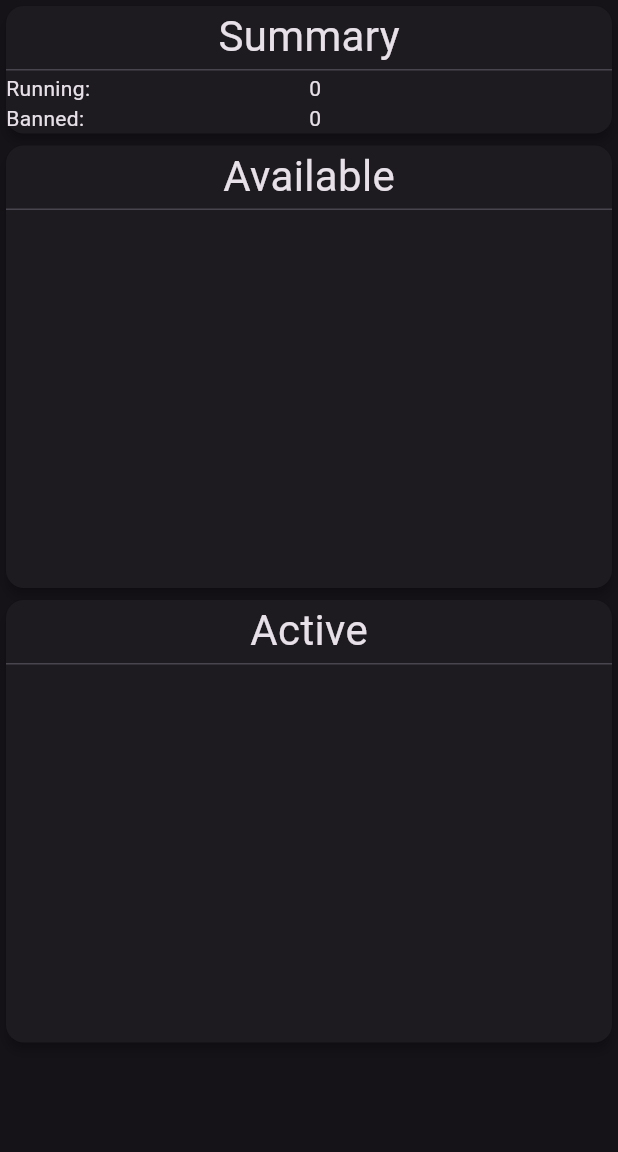
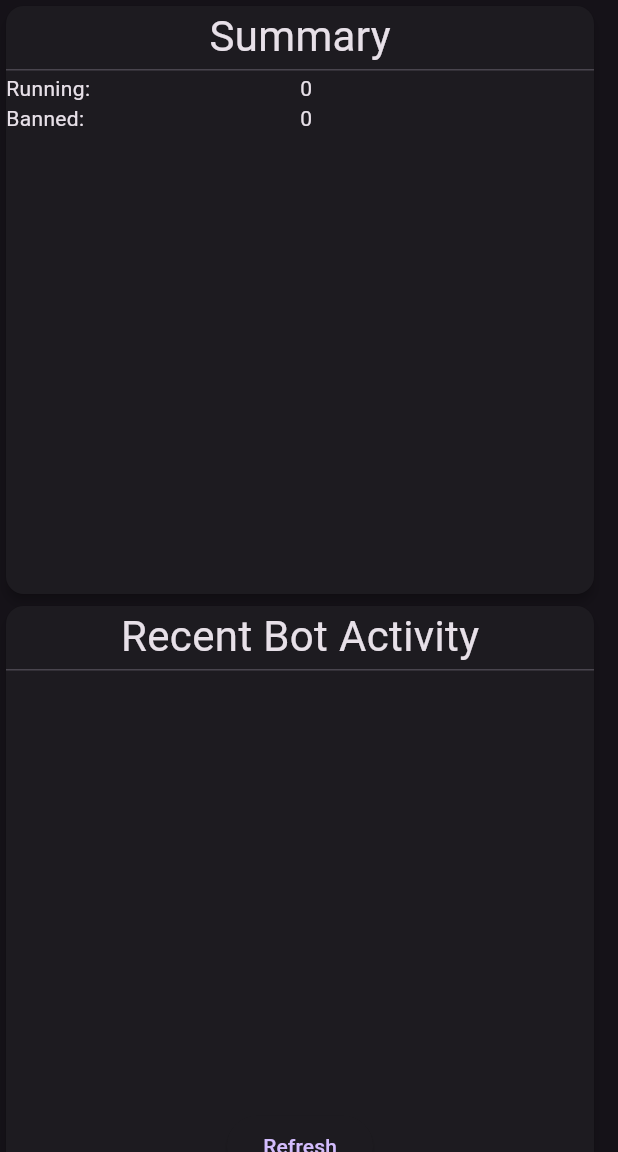
Before and after one commit to TheGreatBabushka/osrs-bot-dashboard, a Flutter app: the screen it shows after launch, on a phone screen of 412 x 824 dp, the part 84-1236 px from its top. Run offline on Flutter 3.47's test engine with Material 2 defaults, Android fonts, the phone set to English and light mode, and no system bars; network calls fail.

Commit message:
big update, working account activity card and available card (and starting bots, too!)

```diff
--- /dev/null
+++ b/lib/api/account_activity.dart
@@ -0,0 +1,40 @@
+class AccountActivity {
+  int accountId;
+  String command;
+  String startedAt;
+  String stoppedAt;
+  int processId;
+
+  AccountActivity({
+    required this.accountId,
+    required this.command,
+    required this.startedAt,
+    required this.stoppedAt,
+    required this.processId,
+  });
+
+  factory AccountActivity.fromJson(Map<String, dynamic> json) {
+    return AccountActivity(
+      accountId: json['account_id'],
+      command: json['command'],
+      startedAt: json['started_at'],
+      stoppedAt: json['stopped_at'],
+      processId: json['pid'],
+    );
+  }
+
+  Map<String, dynamic> toJson() {
+    return {
+      'account_id': accountId,
+      'command': command,
+      'startedAt': startedAt,
+      'stoppedAt': stoppedAt,
+      'pid': processId,
+    };
+  }
+
+  @override
+  String toString() {
+    return 'AccountActivity{account_id: $accountId, command: $command, startedAt: $startedAt, stoppedAt: $stoppedAt, process_id: $processId}';
+  }
+}
--- a/lib/api/bot_api.dart
+++ b/lib/api/bot_api.dart
@@ -1,7 +1,9 @@
 import 'dart:convert';
+import 'dart:developer';
 
 import 'package:flutter/material.dart';
 import 'package:http/http.dart' as http;
+import 'package:osrs_bot_dashboard/api/account_activity.dart';
 
 import 'account.dart';
 
@@ -12,6 +14,7 @@ class BotAPI {
    * Returns a list of all currently active accounts (bots currently running)
    */
   static Future<List<Account>> getActiveAccounts() async {
+    log('fetching active accounts');
     List<Account> accounts = [];
 
     var client = http.Client();
@@ -35,6 +38,7 @@ class BotAPI {
    * Returns a list of all currently inactive accounts (including banned)
    */
   static Future<List<Account>> getInactiveAccounts() async {
+    log('fetching inactive accounts');
     List<Account> accounts = [];
 
     var client = http.Client();
@@ -51,4 +55,47 @@ class BotAPI {
 
     return accounts;
   }
+
+  /*
+  * Returns a list of all account activity
+  */
+  static Future<List<AccountActivity>> getAccountActivity() async {
+    log('fetching all account activity');
+
+    List<AccountActivity> activities = [];
+
+    var client = http.Client();
+    try {
+      var response = await client.get(Uri.parse("$BASE_URL/bots/activity"));
+      var decodedResponse = jsonDecode(utf8.decode(response.bodyBytes)) as List;
+
+      for (var account in decodedResponse) {
+        activities.add(AccountActivity.fromJson(account));
+      }
+    } finally {
+      client.close();
+    }
+
+    return activities;
+  }
+
+  /*
+   * Starts a bot with the given username
+   */
+  static void startBot(String id, String script, List<String> args) {
+    log('starting bot $id with script $script and args $args');
+    var client = http.Client();
+    try {
+      client.post(Uri.parse("$BASE_URL/bots"),
+          body: jsonEncode({"id": id, "script": script, "args": args}));
+    } finally {
+      client.close();
+    }
+  }
+
+  static Future<List<Account>> getAccounts() {
+    // this could be optimized to only make one request, but meh
+    return Future.wait([getActiveAccounts(), getInactiveAccounts()])
+        .then((value) => value[0] + value[1]);
+  }
 }
--- a/lib/api/bot_provider.dart
+++ b/lib/api/bot_provider.dart
@@ -1,3 +1,5 @@
+import 'dart:developer';
+
 import 'package:flutter/material.dart';
 import 'package:osrs_bot_dashboard/api/bot_api.dart';
 
@@ -9,6 +11,7 @@ class BotsModel extends ChangeNotifier {
 
   List<Account> get activeAccounts => _activeAccounts;
   List<Account> get inactiveAccounts => _inactiveAccounts;
+  List<Account> get allAccounts => [..._activeAccounts, ..._inactiveAccounts];
 
   BotsModel() {
     fetchActiveAccounts();
@@ -44,11 +47,13 @@ class BotsModel extends ChangeNotifier {
     var accounts = await BotAPI.getActiveAccounts();
     _activeAccounts.clear();
     _activeAccounts.addAll(accounts);
+    notifyListeners();
   }
 
   void fetchInactiveAccounts() async {
     var accounts = await BotAPI.getInactiveAccounts();
     _inactiveAccounts.clear();
     _inactiveAccounts.addAll(accounts);
+    notifyListeners();
   }
 }
--- /dev/null
+++ b/lib/card/bots_activity_view.dart
@@ -0,0 +1,52 @@
+import 'package:flutter/material.dart';
+import 'package:osrs_bot_dashboard/account_activity_item.dart';
+import 'package:osrs_bot_dashboard/api/bot_provider.dart';
+import 'package:osrs_bot_dashboard/model/activity_model.dart';
+import 'package:provider/provider.dart';
+
+class BotsActivityView extends StatelessWidget {
+  const BotsActivityView({super.key});
+
+  @override
+  Widget build(BuildContext context) {
+    var activityModel = Provider.of<AccountActivityModel>(context);
+    var accountsModel = Provider.of<BotsModel>(context);
+
+    var accounts = accountsModel.allAccounts;
+
+    return Flex(
+      direction: Axis.vertical,
+      children: [
+        Expanded(
+          child: ListView.builder(
+            itemCount: activityModel.activities.length,
+            itemBuilder: (context, index) {
+              var activity = activityModel.activities[index];
+              var account = accounts
+                  .where((acc) => acc.id == '${activity.accountId}')
+                  .first;
+
+              return AccountActivityItem(
+                account: account,
+                activity: activity,
+              );
+            },
+          ),
+        ),
+        Padding(
+          padding: const EdgeInsets.all(8.0),
+          child: Row(
+            mainAxisAlignment: MainAxisAlignment.center,
+            children: [
+              ElevatedButton(
+                  onPressed: () {
+                    activityModel.fetchActivities();
+                  },
+                  child: const Text("Refresh")),
+            ],
+          ),
+        ),
+      ],
+    );
+  }
+}
--- a/lib/dashboard.dart
+++ b/lib/dashboard.dart
@@ -1,6 +1,8 @@
 import 'dart:convert';
 
 import 'package:flutter/material.dart';
+import 'package:osrs_bot_dashboard/card/bots_activity_view.dart';
+import 'package:osrs_bot_dashboard/card/inactive_bots_view.dart';
 import 'package:osrs_bot_dashboard/dashboard_card.dart';
 
 import 'api/account.dart';
@@ -15,19 +17,16 @@ class BotDashboard extends StatelessWidget {
 
   @override
   Widget build(BuildContext context) {
-    return SingleChildScrollView(
-      child: Center(
-        child: Wrap(
+    return Wrap(
       children: [
         const BotSummaryCard(),
-            DashboardCard(
-              title: const Text("Available", textScaleFactor: 2),
-              child: SizedBox(
-                height: 250,
-                child: ListView(
-                  children: const [],
+        const DashboardCard(
+          title: Text("Recent Bot Activity", textScaleFactor: 2),
+          child: BotsActivityView(),
         ),
-              ),
+        const DashboardCard(
+          title: Text("Available", textScaleFactor: 2),
+          child: InactiveBotsView(),
         ),
         DashboardCard(
           title: const Text("Active", textScaleFactor: 2),
@@ -39,8 +38,6 @@ class BotDashboard extends StatelessWidget {
           ),
         ),
       ],
-        ),
-      ),
     );
   }
 
--- a/lib/dashboard_card.dart
+++ b/lib/dashboard_card.dart
@@ -16,10 +16,14 @@ class DashboardCard extends StatelessWidget {
 
   @override
   Widget build(BuildContext context) {
-    return Card(
+    return ConstrainedBox(
+      constraints: const BoxConstraints(maxWidth: 400, maxHeight: 400),
+      child: Card(
         elevation: 3,
-      child: SizedBox(
-        child: Column(
+        child: Center(
+          child: Flex(
+            direction: Axis.vertical,
+            mainAxisSize: MainAxisSize.min,
             children: [
               Row(
                 mainAxisAlignment: MainAxisAlignment.center,
@@ -29,12 +33,13 @@ class DashboardCard extends StatelessWidget {
                 ],
               ),
               const Divider(height: 5),
-            _child,
+              Expanded(child: _child),
               if (_footer != null) const Divider(height: 5),
               if (_footer != null) _footer!,
             ],
           ),
         ),
+      ),
     );
   }
 }
--- a/lib/main.dart
+++ b/lib/main.dart
@@ -1,5 +1,6 @@
 import 'package:flutter/material.dart';
 import 'package:osrs_bot_dashboard/dashboard.dart';
+import 'package:osrs_bot_dashboard/model/activity_model.dart';
 import 'package:provider/provider.dart';
 
 import 'accounts_list_card.dart';
@@ -88,8 +89,11 @@ class _MyHomePageState extends State<MyHomePage> {
         backgroundColor: Theme.of(context).colorScheme.inversePrimary,
         title: Text(widget.title),
       ),
-      body: ChangeNotifierProvider(
-        create: (context) => BotsModel(),
+      body: MultiProvider(
+        providers: [
+          ChangeNotifierProvider(create: (context) => BotsModel()),
+          ChangeNotifierProvider(create: (context) => AccountActivityModel()),
+        ],
         child: const BotDashboard(),
       ),
     );
--- /dev/null
+++ b/lib/model/activity_model.dart
@@ -0,0 +1,41 @@
+import 'package:flutter/material.dart';
+import 'package:osrs_bot_dashboard/api/account_activity.dart';
+import 'package:osrs_bot_dashboard/api/bot_api.dart';
+
+/// Model class for the most recent activity a bot has performed
+///
+/// Stores the account activities for all known bots retrieved from the API
+/// Stores the command (script) and arguments used to start the bot, the time
+/// it was started, and the time it was stopped, as well as the process id of
+/// the bot's current client
+class AccountActivityModel extends ChangeNotifier {
+  final List<AccountActivity> _activities = [];
+
+  List<AccountActivity> get activities => _activities;
+
+  AccountActivityModel() {
+    fetchActivities();
+  }
+
+  void addActivity(AccountActivity activity) {
+    _activities.add(activity);
+    notifyListeners();
+  }
+
+  void removeActivity(AccountActivity activity) {
+    _activities.remove(activity);
+    notifyListeners();
+  }
+
+  void clearActivities() {
+    _activities.clear();
+    notifyListeners();
+  }
+
+  void fetchActivities() async {
+    var activities = await BotAPI.getAccountActivity();
+    _activities.clear();
+    _activities.addAll(activities);
+    notifyListeners();
+  }
+}
```
Also changed, not shown: lib/account_activity_item.dart (added, +70 -0 lines), lib/card/inactive_bots_view.dart (added, +46 -0 lines), lib/inactive_bot_item.dart (added, +66 -0 lines). Lines whose indentation alone changed are shown as unchanged.
